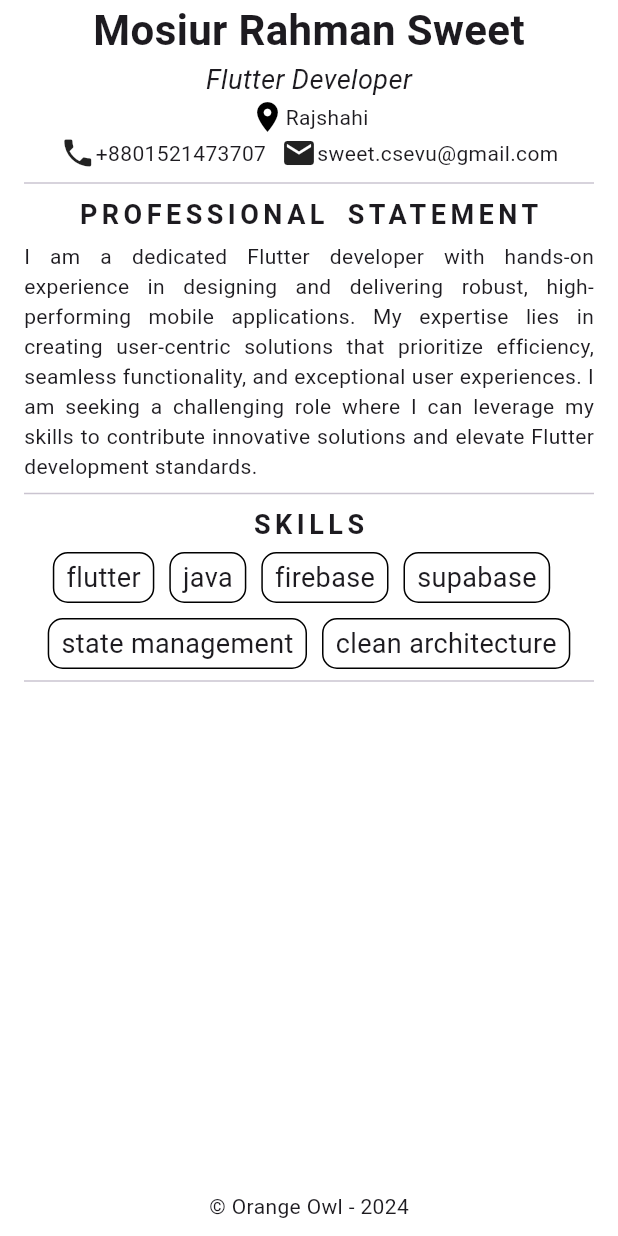
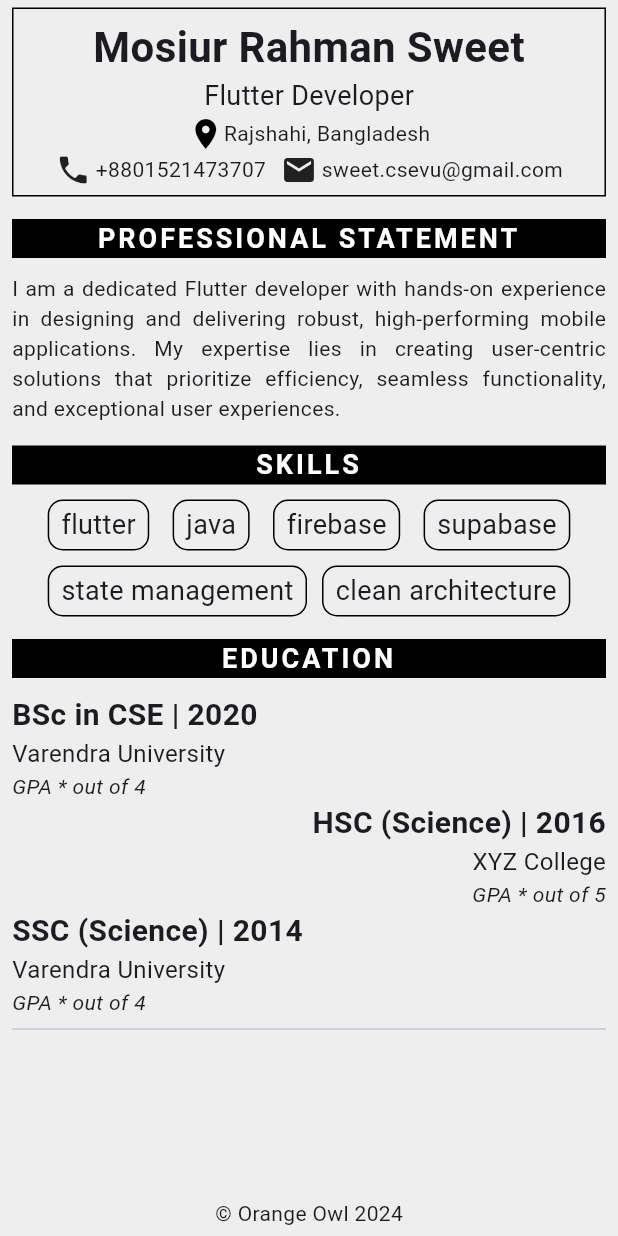
Before and after one commit to orange-owl-academy/pilot_program, a Flutter app: the screen it shows after launch, on a phone screen of 412 x 824 dp. Run offline on Flutter 3.47's test engine with Material 3 defaults, Android fonts, the light colour scheme and no system bars.

Commit message:
assignment #2

```diff
--- a/lib/main.dart
+++ b/lib/main.dart
@@ -6,34 +6,40 @@ void main() {
 
 class MyApp extends StatelessWidget {
   const MyApp({super.key});
-
   @override
   Widget build(BuildContext context) {
     return MaterialApp(
       home: Scaffold(
-        backgroundColor: Colors.white,
+        backgroundColor: Colors.grey.shade200,
         body: SafeArea(
           child: Padding(
-          padding: const EdgeInsets.symmetric(horizontal: 16),
+            padding: const EdgeInsets.symmetric(horizontal: 8),
             child: Column(
               crossAxisAlignment: CrossAxisAlignment.center,
               children: [
                 const SizedBox(width: double.infinity),
-              const Text(
+                const SizedBox(height: 5),
+                Container(
+                  padding: const EdgeInsets.all(5),
+                  decoration: BoxDecoration(
+                    border: Border.all(),
+                  ),
+                  child: const Column(
+                    children: [
+                      Text(
                         "Mosiur Rahman Sweet",
                         style: TextStyle(
                           fontSize: 28,
                           fontWeight: FontWeight.bold,
                         ),
                       ),
-              const Text(
+                      Text(
                         "Flutter Developer",
                         style: TextStyle(
-                  fontStyle: FontStyle.italic,
                           fontSize: 18,
                         ),
                       ),
-              const Row(
+                      Row(
                         mainAxisAlignment: MainAxisAlignment.center,
                         children: [
                           Icon(
@@ -41,70 +47,127 @@ class MyApp extends StatelessWidget {
                             color: Colors.black,
                           ),
                           Text(
-                    "Rajshahi",
+                            "Rajshahi, Bangladesh",
                           ),
                         ],
                       ),
-              const Row(
+                      Row(
                         mainAxisAlignment: MainAxisAlignment.center,
                         children: [
                           Icon(Icons.phone),
+                          SizedBox(width: 3),
                           Text("+8801521473707"),
                           SizedBox(width: 10),
                           Icon(Icons.email),
+                          SizedBox(width: 3),
                           Text("sweet.csevu@gmail.com"),
                         ],
                       ),
-              const Divider(),
-              const Text(
-                "PROFESSIONAL STATEMENT",
-                style: TextStyle(
-                  fontSize: 18,
-                  fontWeight: FontWeight.bold,
-                  letterSpacing: 3,
-                  wordSpacing: 5,
+                    ],
                   ),
                 ),
-              const SizedBox(height: 5),
+                const SizedBox(height: 15),
+                sectionHeading("PROFESSIONAL STATEMENT"),
+                const SizedBox(height: 10),
                 const Text(
-                'I am a dedicated Flutter developer with hands-on experience in designing and delivering robust, high-performing mobile applications. My expertise lies in creating user-centric solutions that prioritize efficiency, seamless functionality, and exceptional user experiences. I am seeking a challenging role where I can leverage my skills to contribute innovative solutions and elevate Flutter development standards.',
+                  'I am a dedicated Flutter developer with hands-on experience in designing and delivering robust, high-performing mobile applications. My expertise lies in creating user-centric solutions that prioritize efficiency, seamless functionality, and exceptional user experiences.',
                   textAlign: TextAlign.justify,
                 ),
-              const Divider(),
-              const Text(
-                "SKILLS",
-                style: TextStyle(
-                  fontSize: 18,
-                  fontWeight: FontWeight.bold,
-                  letterSpacing: 3,
-                  wordSpacing: 5,
-                ),
-              ),
-              const SizedBox(height: 5),
+                const SizedBox(height: 15),
+                sectionHeading("SKILLS"),
+                const SizedBox(height: 10),
                 Wrap(
-                alignment: WrapAlignment.center,
-                runSpacing: 10,
+                  spacing: 10, //* horizontal spacing
+                  runSpacing: 10, //* vertical spacing
+                  alignment: WrapAlignment.spaceBetween,
                   children: [
                     skill("flutter"),
-                  const SizedBox(width: 10),
                     skill("java"),
-                  const SizedBox(width: 10),
                     skill("firebase"),
-                  const SizedBox(width: 10),
                     skill("supabase"),
-                  const SizedBox(width: 10),
                     skill("state management"),
-                  const SizedBox(width: 10),
                     skill("clean architecture"),
                   ],
                 ),
+                const SizedBox(height: 15),
+                sectionHeading("EDUCATION"),
+                const SizedBox(height: 10),
+                education(
+                  "BSc in CSE",
+                  2020,
+                  "Varendra University",
+                  "GPA * out of 4",
+                  CrossAxisAlignment.start,
+                ),
+                education(
+                  "HSC (Science)",
+                  2016,
+                  "XYZ College",
+                  "GPA * out of 5",
+                  CrossAxisAlignment.end,
+                ),
+                education(
+                  "SSC (Science)",
+                  2014,
+                  "Varendra University",
+                  "GPA * out of 4",
+                  CrossAxisAlignment.start,
+                ),
                 const Divider(),
                 const Spacer(),
-              const Text("© Orange Owl - 2024"),
-              const SizedBox(height: 10),
+                const Text("© Orange Owl 2024"),
+                const SizedBox(height: 5),
               ],
             ),
-        )),
+          ),
+        ),
+      ),
+    );
+  }
+
+  SizedBox education(String degree, int year, String institute, String grade, CrossAxisAlignment alignment) {
+    return SizedBox(
+      width: double.infinity,
+      child: Column(
+        crossAxisAlignment: alignment,
+        children: [
+          Text(
+            '$degree | $year',
+            style: const TextStyle(
+              fontSize: 20,
+              fontWeight: FontWeight.bold,
+            ),
+          ),
+          Text(
+            institute,
+            style: const TextStyle(
+              fontSize: 16,
+            ),
+          ),
+          Text(
+            grade,
+            style: const TextStyle(
+              fontStyle: FontStyle.italic,
+            ),
+          ),
+        ],
+      ),
+    );
+  }
+
+  Container sectionHeading(String text) {
+    return Container(
+      color: Colors.black,
+      width: double.infinity,
+      child: Text(
+        text,
+        textAlign: TextAlign.center,
+        style: const TextStyle(
+          color: Colors.white,
+          fontSize: 18,
+          fontWeight: FontWeight.bold,
+          letterSpacing: 2,
+        ),
       ),
     );
   }
```
Lines whose indentation alone changed are shown as unchanged.
